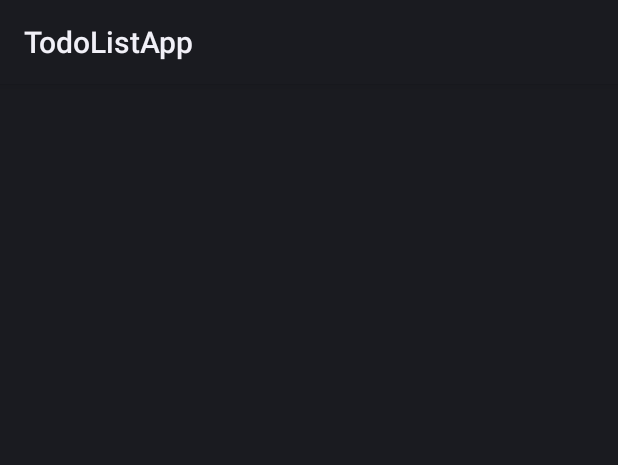
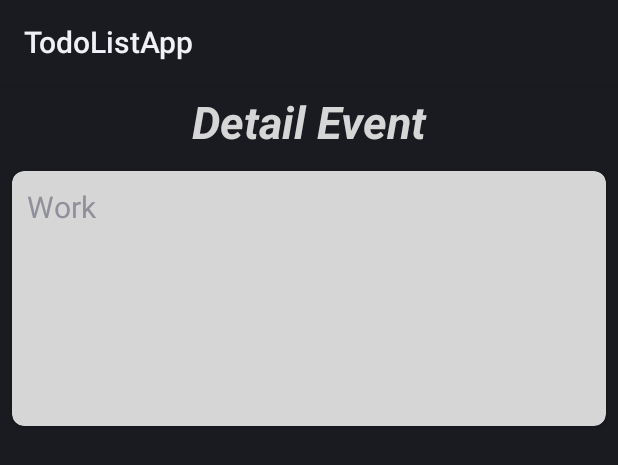
Before and after one commit to gir1yaphets/TodoListApp, an Android app: the layout fragment_detail_layout.xml on its own in the app's theme, with its tools: preview values and no code run, on a phone screen of 412 x 824 dp. Shown: the top 465 px of the screen. Run offline under Robolectric (Android 15) with nearby library versions, the phone set to English and light mode, and no system bars.

```diff
--- a/app/src/main/java/com/example/todolistapp/ui/MainActivity.java
+++ b/app/src/main/java/com/example/todolistapp/ui/MainActivity.java
@@ -7,6 +7,8 @@ import com.example.todolistapp.model.EventModel;
 
 import androidx.appcompat.app.AppCompatActivity;
 import androidx.fragment.app.Fragment;
+
+import static com.example.todolistapp.ui.DetailFragment.DETAIL_EVENT_MODEL;
 
 public class MainActivity extends AppCompatActivity implements SummaryFragment.OnActionListener {
 
@@ -28,6 +30,8 @@ public class MainActivity extends AppCompatActivity implements SummaryFragment.O
 
     @Override
     public void onActionCallback(EventModel eventModel) {
-        changeFragment(DetailFragment.newInstance());
+        Bundle args = new Bundle();
+        args.putSerializable(DETAIL_EVENT_MODEL, eventModel);
+        changeFragment(DetailFragment.newInstance(args));
     }
 }
--- a/app/src/main/res/layout/fragment_detail_layout.xml
+++ b/app/src/main/res/layout/fragment_detail_layout.xml
@@ -1,7 +1,43 @@
 <?xml version="1.0" encoding="utf-8"?>
 <LinearLayout xmlns:android="http://schemas.android.com/apk/res/android"
-              android:orientation="vertical"
               android:layout_width="match_parent"
-              android:layout_height="match_parent">
+              android:layout_height="match_parent"
+              xmlns:app="http://schemas.android.com/apk/res-auto"
+              xmlns:tools="http://schemas.android.com/tools"
+              android:orientation="vertical">
+
+    <TextView
+        android:id="@+id/tvDetailTitle"
+        android:layout_width="match_parent"
+        android:layout_height="wrap_content"
+        android:textSize="30sp"
+        android:textColor="@color/Teal"
+        android:textStyle="bold|italic"
+        android:gravity="center"
+        android:minHeight="50dp"
+        android:text="Detail Event"/>
+
+    <androidx.cardview.widget.CardView
+        android:id="@+id/cvDetailCard"
+        android:layout_width="match_parent"
+        android:layout_height="wrap_content"
+        android:layout_margin="8dp"
+        android:minHeight="60dp"
+        app:cardPreventCornerOverlap="true"
+        app:cardBackgroundColor="@color/LavenderBlush"
+        app:cardCornerRadius="8dp">
+
+        <TextView
+            android:id="@+id/tvDetailContent"
+            android:gravity="top"
+            android:textSize="20sp"
+            android:layout_width="match_parent"
+            android:layout_height="match_parent"
+            android:layout_margin="10dp"
+            android:background="@null"
+            android:minHeight="150dp"
+            tools:text="Work"/>
+
+    </androidx.cardview.widget.CardView>
 
 </LinearLayout>
```
Also changed, not shown: app/src/main/java/com/example/todolistapp/model/EventModel.java (+23 -4 lines), app/src/main/java/com/example/todolistapp/recyclerview/CategoryAdapter.java (+45 -1 lines), app/src/main/java/com/example/todolistapp/ui/DetailFragment.java (+19 -3 lines), app/src/main/java/com/example/todolistapp/ui/SummaryFragment.java (+6 -3 lines), app/src/main/res/layout/layout_item_summary.xml (+32 -7 lines), app/src/main/res/drawable-xhdpi/delete.png (added).
